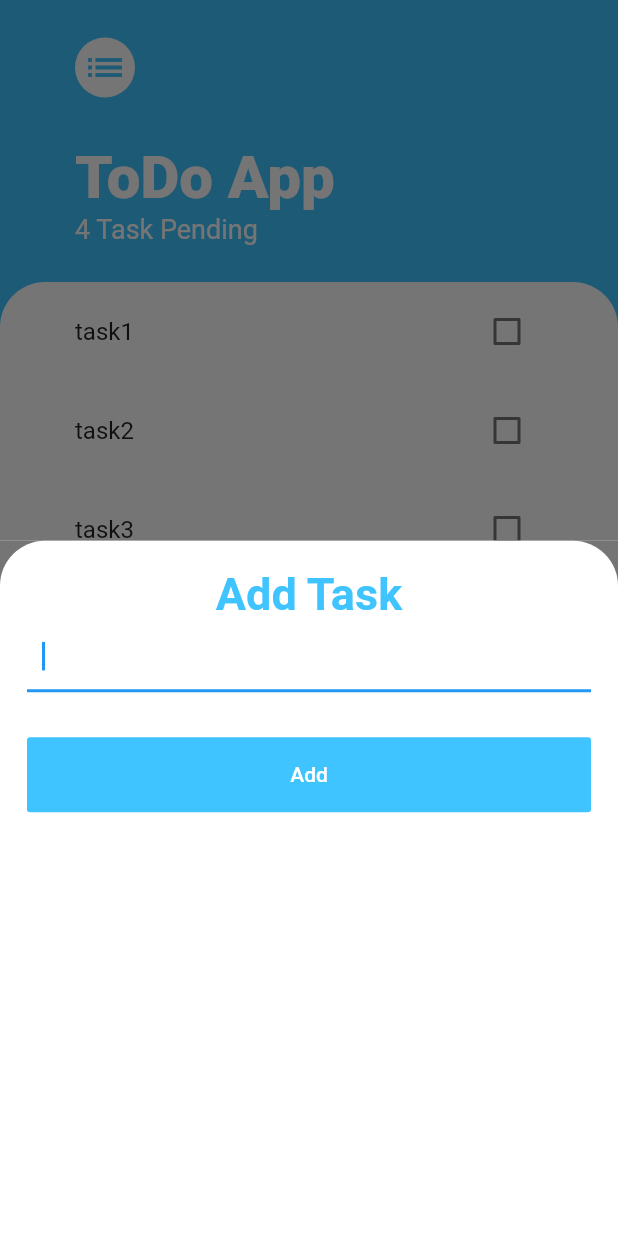
After one commit to itssonu/flutter, a Flutter app: the TasksScreen screen opened directly, after a tap on the "add" icon, on a phone screen of 412 x 824 dp. The commit adds this screen. Run offline on Flutter 3.47's test engine with Material 2 defaults, Android fonts, the light colour scheme and no system bars; our stand-ins replace animated_text_kit, audioplayers, cloud_firestore, firebase_auth, firebase_core, flutter_spinkit and 4 more; accounts and stored records are empty.

Commit message:
todo in progress

```diff
--- a/flutter_learning/lib/main.dart
+++ b/flutter_learning/lib/main.dart
@@ -1,6 +1,8 @@
 import 'package:firebase_core/firebase_core.dart';
 import 'package:flutter/material.dart';
 import 'package:flutter_learning/routes.dart';
+
+// import 'todo/TodoHome.dart';
 
 void main() async {
   WidgetsFlutterBinding.ensureInitialized();
@@ -64,6 +66,13 @@ class MyHome extends StatelessWidget {
                     route: 'chatHome',
                     color: Colors.lightBlue[700],
                     appName: 'Flash Chat',
+                  ),
+                ),
+                Expanded(
+                  child: MenuButton(
+                    route: 'todo',
+                    color: Colors.lightBlue[200],
+                    appName: 'Todo',
                   ),
                 ),
               ],
--- a/flutter_learning/lib/routes.dart
+++ b/flutter_learning/lib/routes.dart
@@ -8,6 +8,7 @@ import 'package:flutter_learning/dice/DiceApp.dart';
 import 'package:flutter_learning/iamrich/IAmRich.dart';
 import 'package:flutter_learning/myprofilecard/MyProfileCard.dart';
 import 'package:flutter_learning/quiz/Quizzler.dart';
+import 'package:flutter_learning/todo/TodoHome.dart';
 import 'package:flutter_learning/virtualCurrency/VirtualCurrency.dart';
 import 'package:flutter_learning/weather/Weather.dart';
 import 'package:flutter_learning/xquiz/xquiz_main.dart';
@@ -28,4 +29,5 @@ Map<String, WidgetBuilder> routes = {
   // 'weather/locationScreen': (context) => LocationScreen(),
   'crypto': (context) => VirtualCurrency(),
   'chatHome': (context) => ChatHome(),
+  'todo': (context) => TodoHome(),
 };
--- /dev/null
+++ b/flutter_learning/lib/todo/TodoHome.dart
@@ -0,0 +1,16 @@
+import 'package:flutter/material.dart';
+
+import 'screens/TasksScreen.dart';
+
+class TodoHome extends StatelessWidget {
+  @override
+  Widget build(BuildContext context) {
+    return MaterialApp(
+      theme: ThemeData(
+        fontFamily: 'SourceSansPro',
+        backgroundColor: Colors.lightBlueAccent,
+      ),
+      home: TasksScreen(),
+    );
+  }
+}
--- /dev/null
+++ b/flutter_learning/lib/todo/screens/TasksScreen.dart
@@ -0,0 +1,50 @@
+import 'package:flutter/material.dart';
+import 'package:flutter_learning/todo/widgets/BottomPart.dart';
+import 'package:flutter_learning/todo/widgets/BottomSheet.dart';
+import 'package:flutter_learning/todo/widgets/Task.dart';
+import 'package:flutter_learning/todo/widgets/TopPart.dart';
+// import 'package:flutter_learning/chat/utilities/methods.dart';
+
+class TasksScreen extends StatefulWidget {
+  @override
+  _TasksScreenState createState() => _TasksScreenState();
+}
+
+class _TasksScreenState extends State<TasksScreen> {
+  List<TaskBuilder> tasks = [
+    TaskBuilder(name: 'task1'),
+    TaskBuilder(name: 'task2'),
+    TaskBuilder(name: 'task3'),
+    TaskBuilder(name: 'task4'),
+  ];
+
+  @override
+  Widget build(BuildContext context) {
+    return Scaffold(
+      floatingActionButton: FloatingActionButton(
+        onPressed: () {
+          print('plus bitton clicked');
+          showModalBottomSheet(
+              context: context,
+              builder: (BuildContext context) => CustomBottomSheet(
+                    callback: (value) {
+                      setState(() {
+                        tasks.add(TaskBuilder(name: value));
+                      });
+                      Navigator.pop(context);
+                    },
+                  ));
+        },
+        backgroundColor: Colors.lightBlueAccent,
+        child: Icon(Icons.add),
+      ),
+      backgroundColor: Colors.lightBlueAccent,
+      body: SafeArea(
+        child: Column(
+          crossAxisAlignment: CrossAxisAlignment.start,
+          children: [TopPart(tasks), BottomPart(tasks)],
+        ),
+      ),
+    );
+  }
+}
--- /dev/null
+++ b/flutter_learning/lib/todo/widgets/BottomPart.dart
@@ -0,0 +1,24 @@
+import 'package:flutter/material.dart';
+import 'package:flutter_learning/todo/widgets/Task.dart';
+
+class BottomPart extends StatelessWidget {
+  final List<TaskBuilder> tasks;
+
+  const BottomPart(this.tasks);
+  @override
+  Widget build(BuildContext context) {
+    return Expanded(
+      child: Container(
+        // height: 300.0,
+        decoration: BoxDecoration(
+          color: Colors.white,
+          borderRadius: BorderRadius.only(
+            topLeft: Radius.circular(30.0),
+            topRight: Radius.circular(30.0),
+          ),
+        ),
+        child: TaskList(tasks),
+      ),
+    );
+  }
+}
--- /dev/null
+++ b/flutter_learning/lib/todo/widgets/BottomSheet.dart
@@ -0,0 +1,76 @@
+import 'package:flutter/material.dart';
+
+// ignore: must_be_immutable
+class CustomBottomSheet extends StatefulWidget {
+  final Function callback;
+
+  CustomBottomSheet({this.callback});
+
+  @override
+  _CustomBottomSheetState createState() => _CustomBottomSheetState();
+}
+
+class _CustomBottomSheetState extends State<CustomBottomSheet> {
+  String taskText;
+
+  @override
+  Widget build(BuildContext context) {
+    return Container(
+      color: Color(0xff757575),
+      child: Container(
+        // height: 200.0,
+        decoration: BoxDecoration(
+          borderRadius: BorderRadius.only(
+            topLeft: Radius.circular(30.0),
+            topRight: Radius.circular(30.0),
+          ),
+          color: Colors.white,
+        ),
+        child: Container(
+          padding: EdgeInsets.all(18.0),
+          child: Column(
+            children: [
+              Text(
+                'Add Task',
+                style: TextStyle(
+                  fontSize: 30.0,
+                  fontWeight: FontWeight.bold,
+                  color: Colors.lightBlueAccent,
+                ),
+              ),
+              TextField(
+                onChanged: (v) {
+                  // print(v);
+                  // setState(() {
+                  taskText = v;
+                  // });
+                },
+                autofocus: true,
+                decoration: InputDecoration(
+                  contentPadding: EdgeInsets.all(10.0),
+                  focusColor: Colors.lightBlueAccent,
+                  fillColor: Colors.lightBlueAccent,
+                ),
+              ),
+              SizedBox(
+                height: 30.0,
+              ),
+              FlatButton(
+                height: 50.0,
+                minWidth: double.infinity,
+                color: Colors.lightBlueAccent,
+                onPressed: () {
+                  widget.callback(taskText);
+                },
+                child: Text(
+                  'Add',
+                  style: TextStyle(color: Colors.white),
+                ),
+              ),
+            ],
+          ),
+        ),
+      ),
+    );
+  }
+}
--- /dev/null
+++ b/flutter_learning/lib/todo/widgets/Task.dart
@@ -0,0 +1,69 @@
+import 'package:flutter/material.dart';
+
+class TaskList extends StatefulWidget {
+  final List<TaskBuilder> tasks;
+
+  const TaskList(this.tasks);
+
+  @override
+  _TaskListState createState() => _TaskListState();
+}
+
+class _TaskListState extends State<TaskList> {
+  @override
+  Widget build(BuildContext context) {
+    return ListView.builder(
+      itemBuilder: (BuildContext context, int index) {
+        return Task(
+          title: widget.tasks[index].name,
+          isChecked: widget.tasks[index].isChecked,
+          callback: (checkboxState) {
+            setState(() {
+              widget.tasks[index].checkboxToggle();
+            });
+          },
+        );
+      },
+      itemCount: widget.tasks.length,
+    );
+  }
+}
+
+class Task extends StatelessWidget {
+  final bool isChecked;
+  final String title;
+  final Function callback;
+
+  Task(
+      {@required this.isChecked,
+      @required this.title,
+      @required this.callback});
+
+  @override
+  Widget build(BuildContext context) {
+    return ListTile(
+      contentPadding: EdgeInsets.symmetric(vertical: 5.0, horizontal: 50.0),
+      title: Text(
+        title,
+        style: TextStyle(
+            decoration: isChecked ? TextDecoration.lineThrough : null),
+      ),
+      trailing: Checkbox(
+        activeColor: Colors.lightBlueAccent,
+        onChanged: callback,
+        value: isChecked,
+      ),
+    );
+  }
+}
+
+class TaskBuilder {
+  final String name;
+  bool isChecked = false;
+
+  TaskBuilder({this.name});
+
+  void checkboxToggle() {
+    isChecked = !isChecked;
+  }
+}
--- /dev/null
+++ b/flutter_learning/lib/todo/widgets/TopPart.dart
@@ -0,0 +1,46 @@
+import 'package:flutter/material.dart';
+import 'package:flutter_learning/todo/widgets/Task.dart';
+
+class TopPart extends StatelessWidget {
+  final List<TaskBuilder> tasks;
+
+  const TopPart(this.tasks);
+  @override
+  Widget build(BuildContext context) {
+    return Container(
+      padding: EdgeInsets.symmetric(horizontal: 50.0, vertical: 25.0),
+      child: Column(
+        crossAxisAlignment: CrossAxisAlignment.start,
+        children: [
+          CircleAvatar(
+            backgroundColor: Colors.white,
+            child: Icon(
+              Icons.list,
+              color: Colors.lightBlueAccent,
+              size: 30.0,
+            ),
+          ),
+          SizedBox(
+            height: 30.0,
+          ),
+          Text(
+            'ToDo App',
+            style: TextStyle(
+              fontSize: 40.0,
+              color: Colors.white,
+              fontWeight: FontWeight.w900,
+            ),
+          ),
+          Text(
+            '${tasks.length} Task Pending',
+            style: TextStyle(
+              fontSize: 18.0,
+              color: Colors.white,
+              // fontWeight: FontWeight.w700,
+            ),
+          ),
+        ],
+      ),
+    );
+  }
+}
```
Also changed, not shown: 1 other file.
